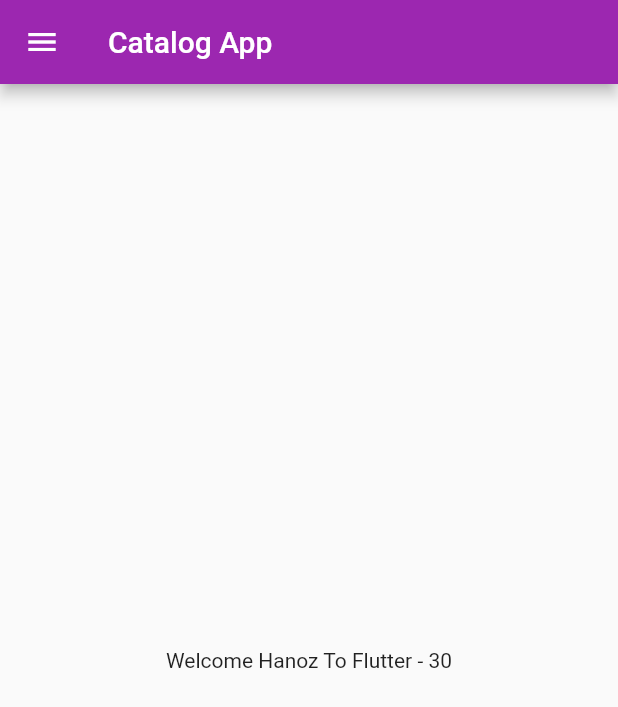
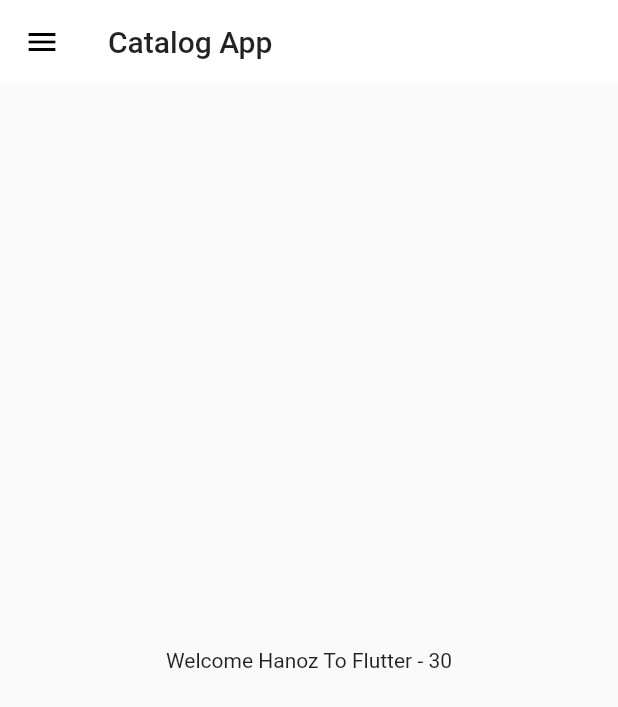
Before and after one commit to hanozi/flutter_catalog, a Flutter app: the screen it shows after launch, on a phone screen of 412 x 824 dp. Shown: the top 707 px of the screen. Run offline on Flutter 3.47's test engine with Material 2 defaults, Android fonts, the phone set to English and light mode, and no system bars.

Commit message:
day 10 changes

```diff
--- a/lib/main.dart
+++ b/lib/main.dart
@@ -2,6 +2,7 @@ import 'package:flutter/material.dart';
 import 'package:flutter_catalog/pages/home_page.dart';
 import 'package:flutter_catalog/pages/login_page.dart';
 import 'package:flutter_catalog/utils/routes.dart';
+import 'package:flutter_catalog/widgets/themes.dart';
 
 void main() {
   runApp(MyApp());
@@ -12,8 +13,8 @@ class MyApp extends StatelessWidget {
   Widget build(BuildContext context) {
     return MaterialApp(
       themeMode: ThemeMode.light,
-      theme: ThemeData(primarySwatch: Colors.purple),
-      darkTheme: ThemeData(brightness: Brightness.dark),
+      theme: MyTheme.lightTheme(context),
+      darkTheme: MyTheme.darkTheme(context),
       debugShowCheckedModeBanner: false,
       initialRoute: MyRoutes.homeRoute,
       routes: {
--- /dev/null
+++ b/lib/widgets/themes.dart
@@ -0,0 +1,14 @@
+import 'package:flutter/material.dart';
+
+class MyTheme {
+  static ThemeData lightTheme(BuildContext context) => ThemeData(
+      primarySwatch: Colors.purple,
+      appBarTheme: AppBarTheme(
+          color: Colors.white,
+          elevation: 0.0,
+          textTheme: Theme.of(context).textTheme,
+          iconTheme: IconThemeData(color: Colors.black)));
+  static ThemeData darkTheme(BuildContext context) => ThemeData(
+        brightness: Brightness.dark,
+      );
+}
```
